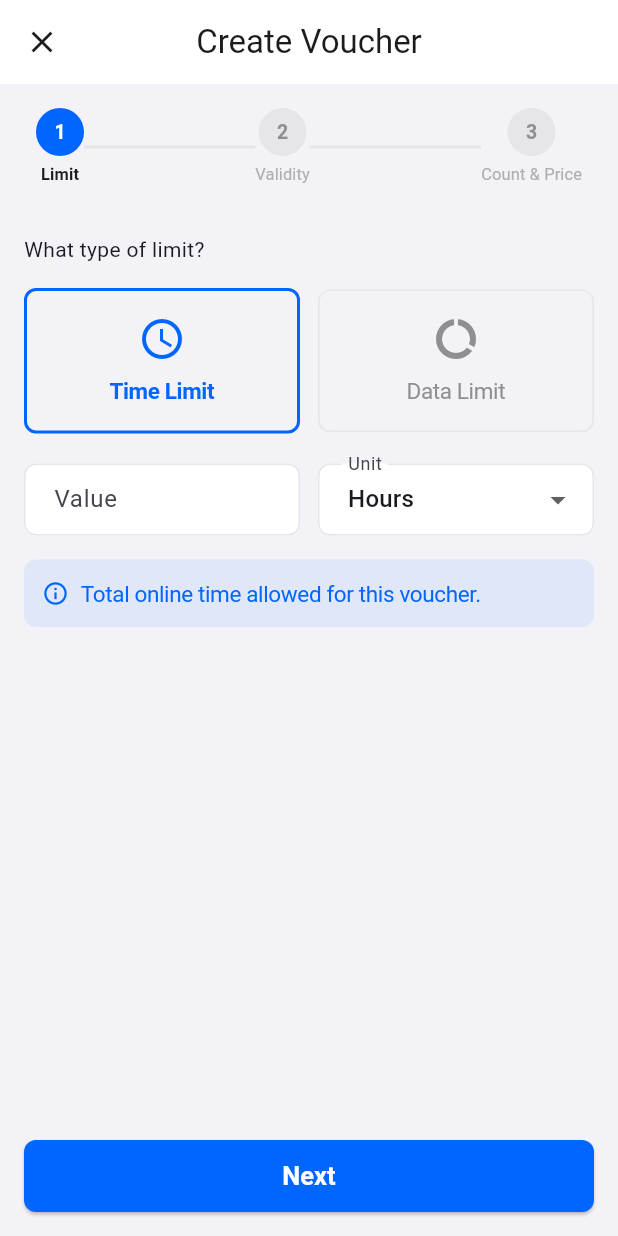
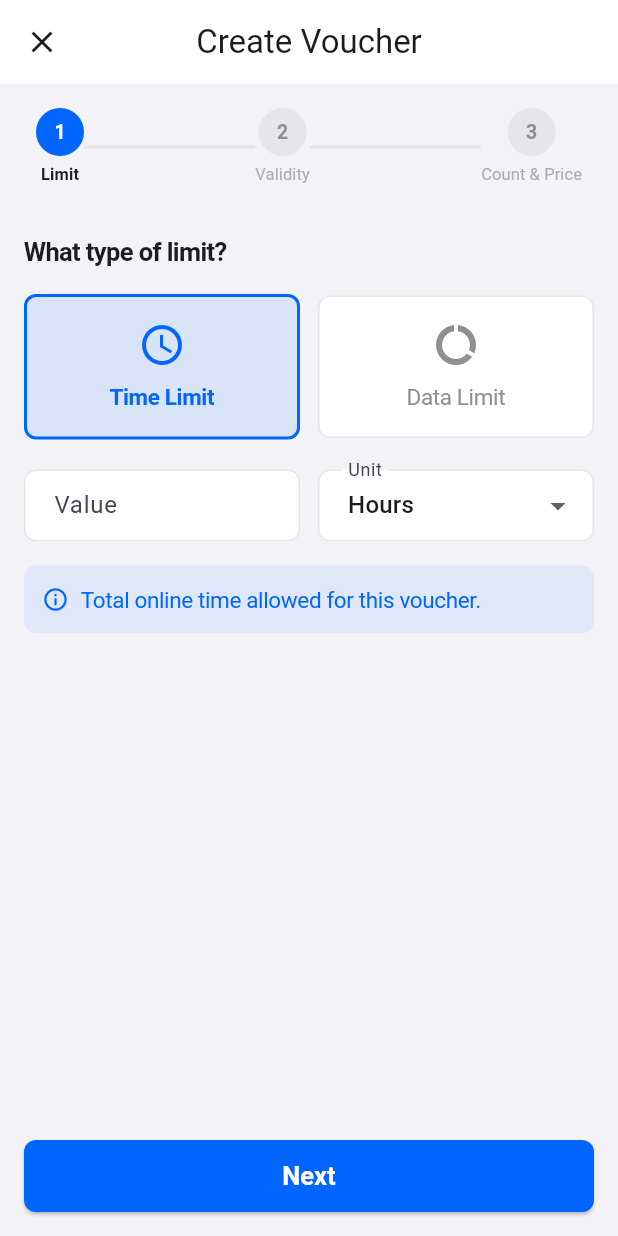
Before and after one commit to mubarakbasher/wasel, a Flutter app: the CreateVoucherWizard screen opened directly with empty values, on a phone screen of 412 x 824 dp. Run offline on Flutter 3.47's test engine with Material 3 defaults, Android fonts, the phone set to English and light mode, and no system bars; our stand-ins replace dio, firebase_core, firebase_messaging, flutter_riverpod, flutter_secure_storage, go_router and 3 more; accounts and stored records are empty; network calls fail.

Commit message:
Add custom validity input and fix theme references in wizard
Step 2 now has a "Custom" chip with number + unit (hours/days) input.
Also fix headline2 → headline, surfaceSecondary → surface.

Co-Authored-By: Claude Opus 4.6 (1M context) <noreply@anthropic.com>

```diff
--- a/mobile/lib/screens/vouchers/create_voucher_wizard.dart
+++ b/mobile/lib/screens/vouchers/create_voucher_wizard.dart
@@ -38,6 +38,9 @@ class _CreateVoucherWizardState extends ConsumerState<CreateVoucherWizard> {
 
   // Step 2: Validity
   int? _validitySeconds; // null = open
+  bool _isCustomValidity = false;
+  final _customValidityController = TextEditingController();
+  String _customValidityUnit = 'hours'; // 'hours' or 'days'
 
   @override
   void dispose() {
@@ -45,6 +48,7 @@ class _CreateVoucherWizardState extends ConsumerState<CreateVoucherWizard> {
     _limitValueController.dispose();
     _countController.dispose();
     _priceController.dispose();
+    _customValidityController.dispose();
     super.dispose();
   }
 
@@ -236,7 +240,7 @@ class _CreateVoucherWizardState extends ConsumerState<CreateVoucherWizard> {
         padding: const EdgeInsets.all(AppSpacing.lg),
         children: [
           Text('What type of limit?',
-              style: AppTypography.headline2
+              style: AppTypography.headline
                   .copyWith(color: AppColors.textPrimary)),
           const SizedBox(height: AppSpacing.lg),
 
@@ -364,7 +368,7 @@ class _CreateVoucherWizardState extends ConsumerState<CreateVoucherWizard> {
         decoration: BoxDecoration(
           color: selected
               ? AppColors.primary.withValues(alpha: 0.1)
-              : AppColors.surfaceSecondary,
+              : AppColors.surface,
           borderRadius: BorderRadius.circular(AppSpacing.radiusMd),
           border: Border.all(
             color: selected ? AppColors.primary : AppColors.border,
@@ -408,7 +412,7 @@ class _CreateVoucherWizardState extends ConsumerState<CreateVoucherWizard> {
       padding: const EdgeInsets.all(AppSpacing.lg),
       children: [
         Text('Voucher validity',
-            style: AppTypography.headline2
+            style: AppTypography.headline
                 .copyWith(color: AppColors.textPrimary)),
         const SizedBox(height: AppSpacing.sm),
         Text(
@@ -421,32 +425,101 @@ class _CreateVoucherWizardState extends ConsumerState<CreateVoucherWizard> {
         Wrap(
           spacing: AppSpacing.sm,
           runSpacing: AppSpacing.sm,
-          children: presets.map((preset) {
-            final isSelected = _validitySeconds == preset.seconds;
+          children: [
+            ...presets.map((preset) {
+              final isSelected =
+                  !_isCustomValidity && _validitySeconds == preset.seconds;
               return ChoiceChip(
                 label: Text(preset.label),
                 selected: isSelected,
                 onSelected: (_) {
-                setState(() => _validitySeconds = preset.seconds);
+                  setState(() {
+                    _isCustomValidity = false;
+                    _validitySeconds = preset.seconds;
+                  });
                 },
                 selectedColor: AppColors.primary.withValues(alpha: 0.15),
                 labelStyle: AppTypography.subhead.copyWith(
-                color: isSelected ? AppColors.primary : AppColors.textPrimary,
+                  color:
+                      isSelected ? AppColors.primary : AppColors.textPrimary,
                   fontWeight: isSelected ? FontWeight.w600 : FontWeight.w400,
                 ),
                 side: BorderSide(
                   color: isSelected ? AppColors.primary : AppColors.border,
                 ),
               );
-          }).toList(),
+            }),
+            ChoiceChip(
+              label: const Text('Custom'),
+              selected: _isCustomValidity,
+              onSelected: (_) {
+                setState(() {
+                  _isCustomValidity = true;
+                  _updateCustomValidity();
+                });
+              },
+              selectedColor: AppColors.primary.withValues(alpha: 0.15),
+              labelStyle: AppTypography.subhead.copyWith(
+                color: _isCustomValidity
+                    ? AppColors.primary
+                    : AppColors.textPrimary,
+                fontWeight:
+                    _isCustomValidity ? FontWeight.w600 : FontWeight.w400,
               ),
+              side: BorderSide(
+                color: _isCustomValidity ? AppColors.primary : AppColors.border,
+              ),
+            ),
+          ],
+        ),
+
+        if (_isCustomValidity) ...[
+          const SizedBox(height: AppSpacing.lg),
+          Row(
+            children: [
+              Expanded(
+                flex: 2,
+                child: TextField(
+                  controller: _customValidityController,
+                  keyboardType: TextInputType.number,
+                  inputFormatters: [FilteringTextInputFormatter.digitsOnly],
+                  decoration: const InputDecoration(
+                    labelText: 'Value',
+                    hintText: 'e.g. 5',
+                  ),
+                  onChanged: (_) => _updateCustomValidity(),
+                ),
+              ),
+              const SizedBox(width: AppSpacing.md),
+              Expanded(
+                flex: 2,
+                child: DropdownButtonFormField<String>(
+                  value: _customValidityUnit,
+                  decoration: const InputDecoration(labelText: 'Unit'),
+                  items: const [
+                    DropdownMenuItem(value: 'hours', child: Text('Hours')),
+                    DropdownMenuItem(value: 'days', child: Text('Days')),
+                  ],
+                  onChanged: (v) {
+                    if (v != null) {
+                      setState(() {
+                        _customValidityUnit = v;
+                        _updateCustomValidity();
+                      });
+                    }
+                  },
+                ),
+              ),
+            ],
+          ),
+        ],
         const SizedBox(height: AppSpacing.xl),
 
         // Explanation card
         Container(
           padding: const EdgeInsets.all(AppSpacing.md),
           decoration: BoxDecoration(
-            color: AppColors.surfaceSecondary,
+            color: AppColors.surface,
             borderRadius: BorderRadius.circular(AppSpacing.radiusMd),
           ),
           child: Column(
@@ -489,6 +562,16 @@ class _CreateVoucherWizardState extends ConsumerState<CreateVoucherWizard> {
     );
   }
 
+  void _updateCustomValidity() {
+    final n = int.tryParse(_customValidityController.text.trim());
+    if (n != null && n > 0) {
+      setState(() {
+        _validitySeconds =
+            _customValidityUnit == 'days' ? n * 86400 : n * 3600;
+      });
+    }
+  }
+
   String _formatDuration(int seconds) {
     if (seconds < 3600) return '${seconds ~/ 60} minutes';
     if (seconds < 86400) {
@@ -519,7 +602,7 @@ class _CreateVoucherWizardState extends ConsumerState<CreateVoucherWizard> {
         padding: const EdgeInsets.all(AppSpacing.lg),
         children: [
           Text('How many vouchers?',
-              style: AppTypography.headline2
+              style: AppTypography.headline
                   .copyWith(color: AppColors.textPrimary)),
           const SizedBox(height: AppSpacing.lg),
 
@@ -565,7 +648,7 @@ class _CreateVoucherWizardState extends ConsumerState<CreateVoucherWizard> {
           Container(
             padding: const EdgeInsets.all(AppSpacing.lg),
             decoration: BoxDecoration(
-              color: AppColors.surfaceSecondary,
+              color: AppColors.surface,
               borderRadius: BorderRadius.circular(AppSpacing.radiusMd),
               border: Border.all(color: AppColors.border),
             ),
```
Lines whose indentation alone changed are shown as unchanged.
